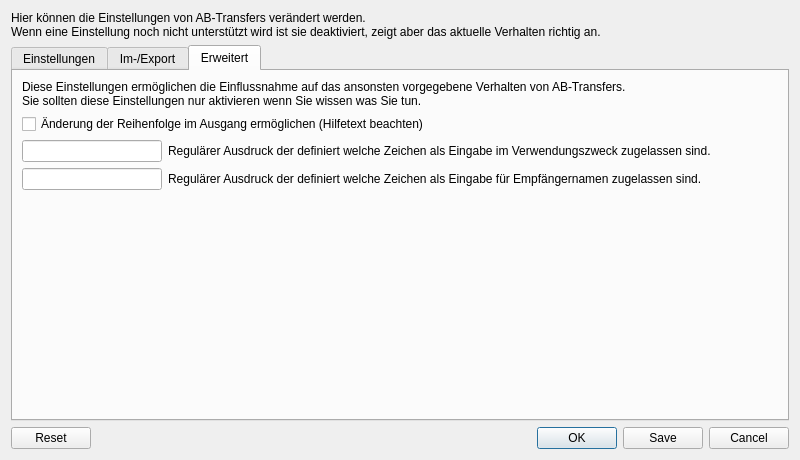
The window that src/dialogs/dialogsettings.ui (schmufu/abtransfers) describes before a commit, drawn with Qt 5.
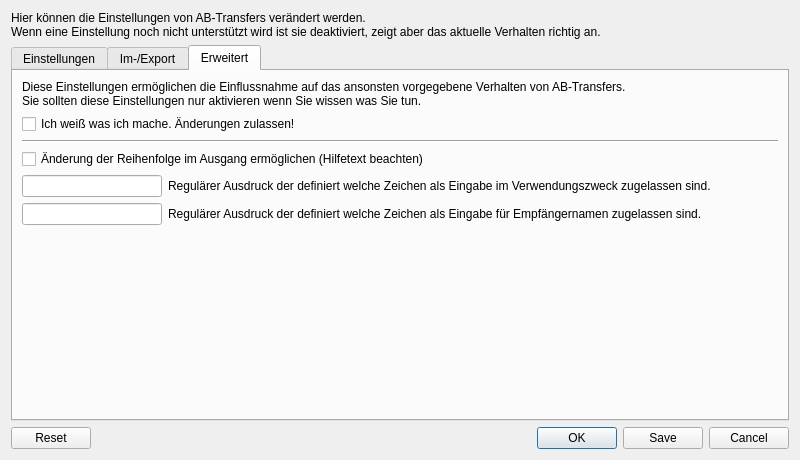
The same window after the commit. Icons and pictures are not drawn.

Commit message:
added a checkbox that must be checked to enable the advanced options.
The checkbox and proper handling is added to be sure that the user wants
to alter the default behaviour. If the checkbox is not checked the
default values are used (and displayed at the advanced settings).

```diff
--- a/src/dialogs/dialogsettings.ui
+++ b/src/dialogs/dialogsettings.ui
@@ -936,6 +936,20 @@
          </property>
         </widget>
        </item>
+       <item>
+        <widget class="QCheckBox" name="checkBox_adv_iKnowWhatIDo">
+         <property name="text">
+          <string>Ich weiß was ich mache. Änderungen zulassen!</string>
+         </property>
+        </widget>
+       </item>
+       <item>
+        <widget class="Line" name="line_2">
+         <property name="orientation">
+          <enum>Qt::Horizontal</enum>
+         </property>
+        </widget>
+       </item>
        <item>
         <widget class="QCheckBox" name="checkBox_adv_manualOutboxRearrange">
          <property name="whatsThis">
```
The commit also changes 4 other files.
